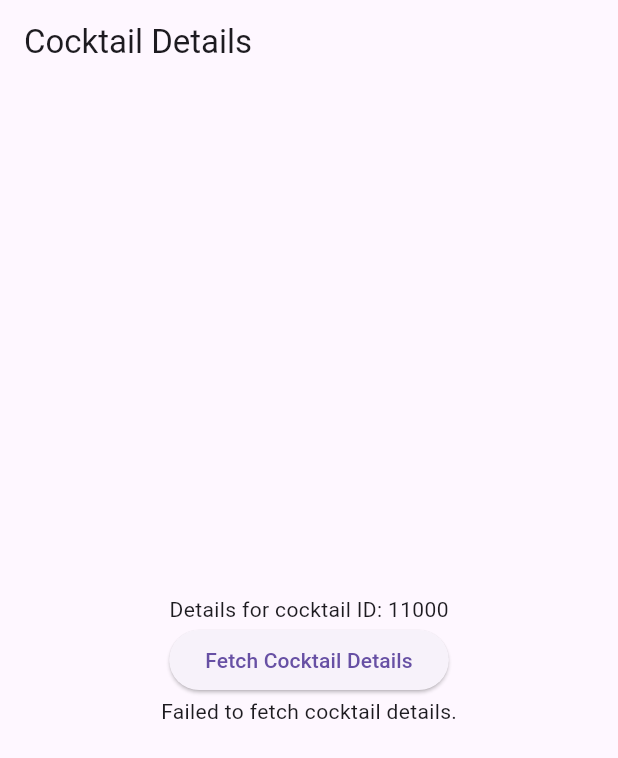
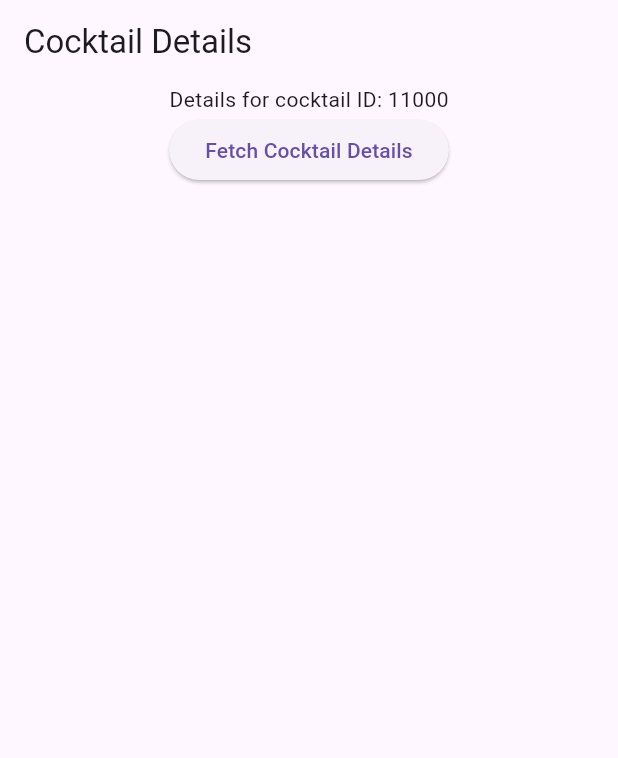
Before and after one commit to Mashiro-jz/cocktail_world, a Flutter app: the screen it shows after launch, on a phone screen of 412 x 824 dp. Shown: the top 758 px of the screen. Run offline on Flutter 3.47's test engine with Material 3 defaults, Android fonts, the phone set to English and light mode, and no system bars; our stand-ins replace freezed_annotation.

Commit message:
fix: fixed coctail && ingredient model and implemented singleChildScrollView with details

```diff
--- a/lib/models/ingredient.dart
+++ b/lib/models/ingredient.dart
@@ -10,7 +10,7 @@ abstract class Ingredient with _$Ingredient {
     required String name,
     String? description,
     required bool alcohol,
-    required String type,
+    String? type,
     String? percentage,
     String? imageUrl,
   }) = _Ingredient;
--- a/lib/screens/coctail_screen.dart
+++ b/lib/screens/coctail_screen.dart
@@ -1,8 +1,10 @@
 import 'dart:convert';
 
-import 'package:flutter/foundation.dart';
+import 'package:coctail_world/models/cocktail.dart';
 import 'package:flutter/material.dart';
 import 'package:http/http.dart' as http;
+
+enum FetchStatus { initial, loading, success, failure }
 
 class CoctailScreen extends StatefulWidget {
   final String coctailId;
@@ -14,11 +16,12 @@ class CoctailScreen extends StatefulWidget {
 }
 
 class _CoctailScreenState extends State<CoctailScreen> {
-  bool _isSuccess = false;
+  FetchStatus _fetchStatus = FetchStatus.initial;
+  Cocktail? _cocktail;
 
   Future<bool> fetchCocktailDetails() async {
     setState(() {
-      _isSuccess = false;
+      _fetchStatus = FetchStatus.loading;
     });
     // Simulate a network request or database query
     var url = Uri.https(
@@ -27,18 +30,18 @@ class _CoctailScreenState extends State<CoctailScreen> {
     );
     var response = await http.get(url);
     if (response.statusCode == 200) {
+      final cocktail = Cocktail.fromJson(jsonDecode(response.body)['data']);
+
       setState(() {
-        _isSuccess = true;
+        _fetchStatus = FetchStatus.success;
+        _cocktail = cocktail;
       });
-      var cocktailName = jsonDecode(response.body)['data']['name'];
-
-      if (kDebugMode) {
-        print('Response code: ${response.statusCode}');
-        print('Cocktail name: $cocktailName');
-      }
 
       return true;
     } else {
+      setState(() {
+        _fetchStatus = FetchStatus.failure;
+      });
       return false;
     }
   }
@@ -47,7 +50,8 @@ class _CoctailScreenState extends State<CoctailScreen> {
   Widget build(BuildContext context) {
     return Scaffold(
       appBar: AppBar(title: Text('Cocktail Details')),
-      body: Center(
+      body: SingleChildScrollView(
+        child: Center(
           child: Column(
             mainAxisAlignment: MainAxisAlignment.center,
             children: [
@@ -56,11 +60,34 @@ class _CoctailScreenState extends State<CoctailScreen> {
                 onPressed: fetchCocktailDetails,
                 child: const Text('Fetch Cocktail Details'),
               ),
-            if (_isSuccess)
-              const Text('Cocktail details fetched successfully!')
-            else
-              const Text('Failed to fetch cocktail details.'),
+              if (_fetchStatus == FetchStatus.loading) ...[
+                const CircularProgressIndicator(),
+              ] else if (_fetchStatus == FetchStatus.success &&
+                  _cocktail != null) ...[
+                Text('Cocktail Name: ${_cocktail!.name}'),
+                Text('Category: ${_cocktail!.category ?? 'N/A'}'),
+                Text('Instructions: ${_cocktail!.instructions}'),
+                Text('Alcoholic: ${_cocktail!.alcoholic ? 'Yes' : 'No'}'),
+                if (_cocktail!.imageUrl != null) ...[
+                  Image.network(_cocktail!.imageUrl!),
                 ],
+                const SizedBox(height: 20),
+                const Text(
+                  'Ingredients:',
+                  style: TextStyle(fontWeight: FontWeight.bold),
+                ),
+                for (var ingredient in _cocktail!.ingredients) ...[
+                  Text(
+                    '${ingredient.name} (${ingredient.type ?? 'N/A'}) - ${ingredient.percentage ?? 'N/A'}%',
+                  ),
+                ],
+              ] else if (_fetchStatus == FetchStatus.failure) ...[
+                const Text(
+                  'Failed to fetch cocktail details. Please try again.',
+                ),
+              ],
+            ],
+          ),
         ),
       ),
     );
```
Also changed, not shown: lib/models/ingredient.freezed.dart, lib/models/ingredient.g.dart. Lines whose indentation alone changed are shown as unchanged.
